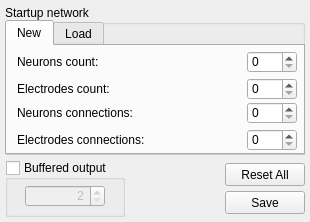
This is GUI/forms/settings_form.ui in iamdmitryvolkov/neuromodel as Qt 5 draws it before an edit. The edited form follows.
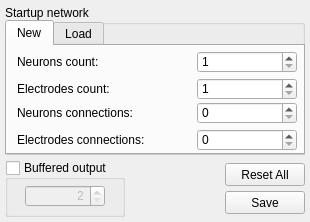
This is the edited form.

Commit message: settings ready

```diff
--- a/GUI/forms/settings_form.ui
+++ b/GUI/forms/settings_form.ui
@@ -69,22 +69,34 @@
      <widget class="QSpinBox" name="NeuronsCountBox">
       <property name="geometry">
        <rect>
-        <x>240</x>
+        <x>190</x>
         <y>5</y>
-        <width>50</width>
+        <width>100</width>
         <height>22</height>
        </rect>
       </property>
+      <property name="minimum">
+       <number>1</number>
+      </property>
+      <property name="maximum">
+       <number>5000</number>
+      </property>
      </widget>
      <widget class="QSpinBox" name="ElectrodesCountBox">
       <property name="geometry">
        <rect>
-        <x>240</x>
+        <x>190</x>
         <y>32</y>
-        <width>50</width>
+        <width>100</width>
         <height>22</height>
        </rect>
       </property>
+      <property name="minimum">
+       <number>1</number>
+      </property>
+      <property name="maximum">
+       <number>1000</number>
+      </property>
      </widget>
      <widget class="QLabel" name="ElectrodesCountLabel">
       <property name="geometry">
@@ -102,12 +114,15 @@
      <widget class="QSpinBox" name="ElectrodesConnectionsBox">
       <property name="geometry">
        <rect>
-        <x>240</x>
+        <x>190</x>
         <y>83</y>
-        <width>50</width>
+        <width>100</width>
         <height>22</height>
        </rect>
       </property>
+      <property name="maximum">
+       <number>1</number>
+      </property>
      </widget>
      <widget class="QLabel" name="NeuronsConnectionsLabel">
       <property name="geometry">
@@ -125,12 +140,15 @@
      <widget class="QSpinBox" name="NeuronsConnectionsBox">
       <property name="geometry">
        <rect>
-        <x>240</x>
+        <x>190</x>
         <y>56</y>
-        <width>50</width>
+        <width>100</width>
         <height>22</height>
        </rect>
       </property>
+      <property name="maximum">
+       <number>1</number>
+      </property>
      </widget>
      <widget class="QLabel" name="ElectrodesCounnectionsLabel">
       <property name="geometry">
```
Left out of the diff: 13 changed lines with no effect on the pictures. The commit also changes 9 other files.
